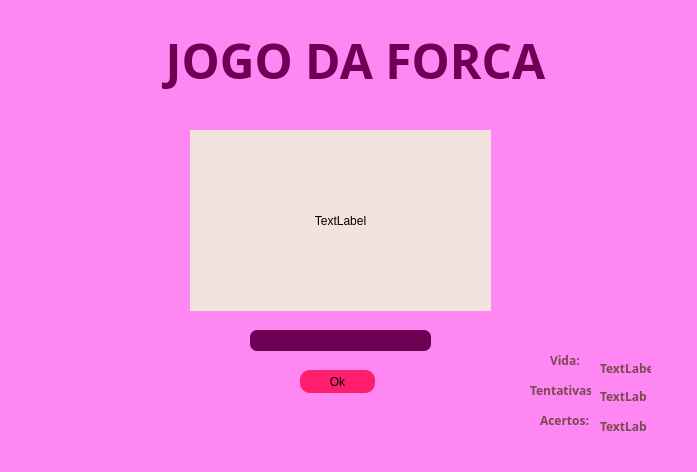
The window that Widgets/janela_jogo_forca.ui (gustavobaltazar/sandbox) describes before a commit, drawn with Qt 5.
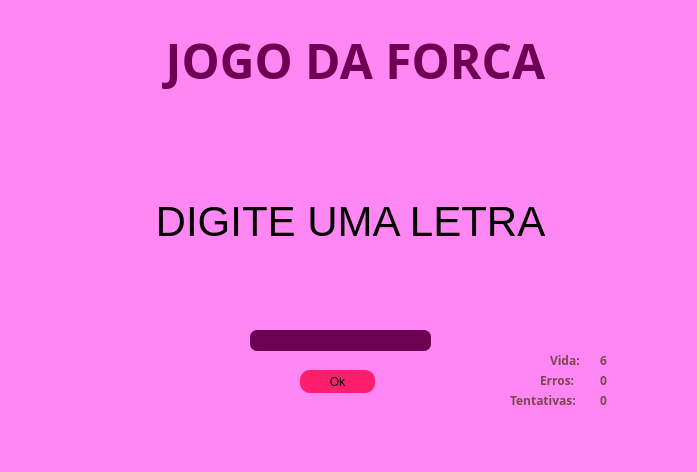
The same window after the commit.

```diff
--- a/Widgets/janela_jogo_forca.ui
+++ b/Widgets/janela_jogo_forca.ui
@@ -73,9 +73,9 @@
    <widget class="QLabel" name="label_3">
     <property name="geometry">
      <rect>
-      <x>530</x>
-      <y>380</y>
-      <width>61</width>
+      <x>510</x>
+      <y>390</y>
+      <width>81</width>
       <height>21</height>
      </rect>
     </property>
@@ -87,65 +87,20 @@
      </font>
     </property>
     <property name="styleSheet">
-     <string notr="true">color:#7A484E;</string>
+     <string notr="true">background: transparent;
+color:#7A484E;</string>
     </property>
     <property name="text">
      <string>Tentativas: </string>
     </property>
    </widget>
-   <widget class="QLabel" name="label_4">
-    <property name="geometry">
-     <rect>
-      <x>540</x>
-      <y>410</y>
-      <width>51</width>
-      <height>21</height>
-     </rect>
-    </property>
-    <property name="font">
-     <font>
-      <family>Rockwell Extra Bold</family>
-      <weight>75</weight>
-      <bold>true</bold>
-     </font>
-    </property>
-    <property name="styleSheet">
-     <string notr="true">color:#7A484E;</string>
-    </property>
-    <property name="text">
-     <string>Acertos: </string>
-    </property>
-   </widget>
-   <widget class="QLabel" name="label_5">
-    <property name="geometry">
-     <rect>
-      <x>600</x>
-      <y>360</y>
-      <width>51</width>
-      <height>16</height>
-     </rect>
-    </property>
-    <property name="font">
-     <font>
-      <family>Rockwell Extra Bold</family>
-      <weight>75</weight>
-      <bold>true</bold>
-     </font>
-    </property>
-    <property name="styleSheet">
-     <string notr="true">color:#7A484E;</string>
-    </property>
-    <property name="text">
-     <string>TextLabel</string>
-    </property>
-   </widget>
    <widget class="QLabel" name="label_6">
     <property name="geometry">
      <rect>
       <x>600</x>
       <y>390</y>
-      <width>47</width>
-      <height>13</height>
+      <width>21</width>
+      <height>21</height>
      </rect>
     </property>
     <property name="font">
@@ -156,50 +111,29 @@
      </font>
     </property>
     <property name="styleSheet">
-     <string notr="true">color:#7A484E;</string>
+     <string notr="true">background: transparent;
+color:#7A484E;</string>
     </property>
     <property name="text">
-     <string>TextLabel</string>
-    </property>
-   </widget>
-   <widget class="QLabel" name="label_7">
-    <property name="geometry">
-     <rect>
-      <x>600</x>
-      <y>420</y>
-      <width>47</width>
-      <height>13</height>
-     </rect>
-    </property>
-    <property name="font">
-     <font>
-      <family>Rockwell Extra Bold</family>
-      <weight>75</weight>
-      <bold>true</bold>
-     </font>
-    </property>
-    <property name="styleSheet">
-     <string notr="true">color:#7A484E;</string>
-    </property>
-    <property name="text">
-     <string>TextLabel</string>
+     <string>0</string>
     </property>
    </widget>
    <widget class="QLabel" name="label_8">
     <property name="geometry">
      <rect>
-      <x>190</x>
+      <x>0</x>
       <y>130</y>
-      <width>301</width>
+      <width>701</width>
       <height>181</height>
      </rect>
     </property>
     <property name="styleSheet">
-     <string notr="true">background-color: #F4E2DE;
+     <string notr="true">background: transparent;
+font-size: 42px;
 </string>
     </property>
     <property name="text">
-     <string>TextLabel</string>
+     <string>DIGITE UMA LETRA</string>
     </property>
     <property name="alignment">
      <set>Qt::AlignCenter</set>
@@ -239,6 +173,78 @@
      <string>Ok</string>
     </property>
    </widget>
+   <widget class="QLabel" name="label_7">
+    <property name="geometry">
+     <rect>
+      <x>600</x>
+      <y>350</y>
+      <width>21</width>
+      <height>21</height>
+     </rect>
+    </property>
+    <property name="font">
+     <font>
+      <family>Rockwell Extra Bold</family>
+      <weight>75</weight>
+      <bold>true</bold>
+     </font>
+    </property>
+    <property name="styleSheet">
+     <string notr="true">background: transparent;
+color:#7A484E;</string>
+    </property>
+    <property name="text">
+     <string>6</string>
+    </property>
+   </widget>
+   <widget class="QLabel" name="label_9">
+    <property name="geometry">
+     <rect>
+      <x>600</x>
+      <y>370</y>
+      <width>21</width>
+      <height>21</height>
+     </rect>
+    </property>
+    <property name="font">
+     <font>
+      <family>Rockwell Extra Bold</family>
+      <weight>75</weight>
+      <bold>true</bold>
+     </font>
+    </property>
+    <property name="styleSheet">
+     <string notr="true">background: transparent;
+color:#7A484E;</string>
+    </property>
+    <property name="text">
+     <string>0</string>
+    </property>
+   </widget>
+   <widget class="QLabel" name="label_4">
+    <property name="geometry">
+     <rect>
+      <x>540</x>
+      <y>370</y>
+      <width>41</width>
+      <height>21</height>
+     </rect>
+    </property>
+    <property name="font">
+     <font>
+      <family>Rockwell Extra Bold</family>
+      <weight>75</weight>
+      <bold>true</bold>
+     </font>
+    </property>
+    <property name="styleSheet">
+     <string notr="true">background: transparent;
+color:#7A484E;</string>
+    </property>
+    <property name="text">
+     <string>Erros:</string>
+    </property>
+   </widget>
   </widget>
   <widget class="QMenuBar" name="menubar">
    <property name="geometry">
```
Left out of the diff: 5 changed lines with no effect on the pictures.
